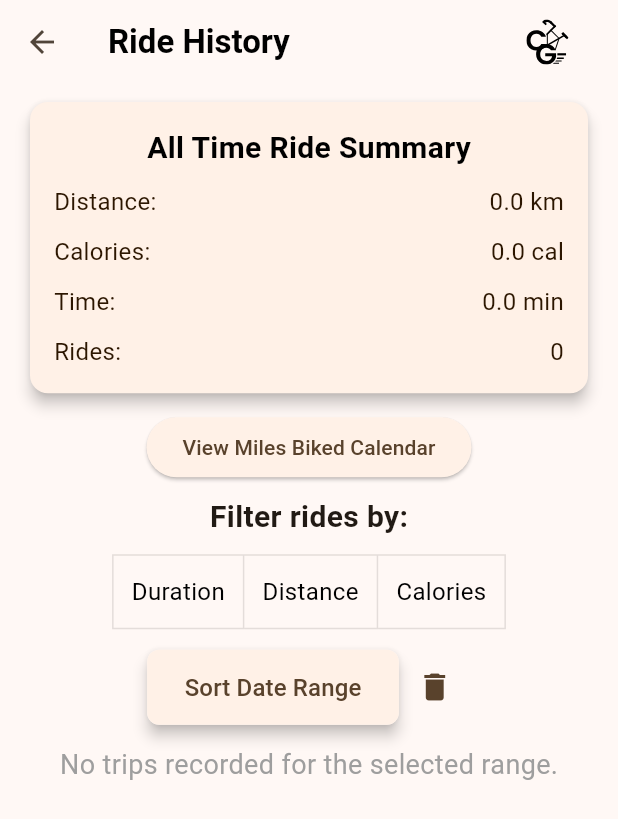
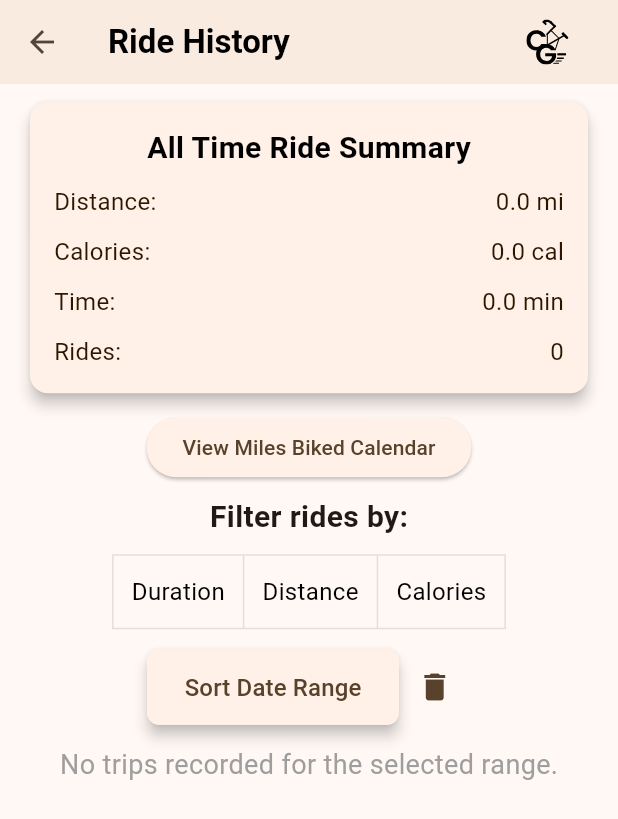
Before and after one commit to UCD-193AB-ws24/CycleGuardFrontend, a Flutter app: the MyHomePage screen opened directly, scrolled down 473 dp, after a tap on "Your Ride History", on a phone screen of 412 x 824 dp. Shown: the top 819 px of the screen. Run offline on Flutter 3.47's test engine with Material 3 defaults, Android fonts, the phone set to English and light mode, and no system bars; our stand-ins replace curved_navigation_bar, fl_chart, flutter_blue_plus, flutter_dotenv, flutter_markdown, flutter_svg and 12 more; missing offline and left inert: dart:ffi, draggable_scrollbar, flutter_polyline_points; accounts and stored records are empty; network calls fail.

Commit message:
Nav bar background color fixed. km to mi in some places.
I think this fixes the ride history scrolling causing crashes.

```diff
--- a/lib/main.dart
+++ b/lib/main.dart
@@ -310,7 +310,7 @@ class _MyHomePageState extends State<MyHomePage> {
   Color getNavBarBackgroundColor(BuildContext context) {
     return Theme.of(context).brightness == Brightness.dark
         ? Colors.black12
-        : Colors.white;
+        : Theme.of(context).colorScheme.surface;
   }
 
   @override
@@ -364,7 +364,7 @@ AppBar createAppBar(BuildContext context, String titleText) {
   return AppBar(
     iconTheme: IconThemeData(
         color: isDarkMode ? Colors.white70 : null
-      ),
+    ),
     title: Text(
       titleText,
       style: TextStyle(
@@ -372,7 +372,7 @@ AppBar createAppBar(BuildContext context, String titleText) {
         color: isDarkMode ? Colors.white70 : Colors.black,
       ),
     ),
-    backgroundColor: isDarkMode ? Colors.black12 : null,
+    backgroundColor: isDarkMode ? Theme.of(context).colorScheme.onSecondaryFixedVariant : Theme.of(context).colorScheme.surfaceContainer,
     actions: [
       Padding(
         padding: const EdgeInsets.only(right: 32.0),
--- a/lib/pages/history_page.dart
+++ b/lib/pages/history_page.dart
@@ -19,6 +19,12 @@ class _HistoryPageState extends State<HistoryPage> {
   DateTimeRange? _selectedDateRange;
 
   ScrollController _controller = ScrollController();
+
+  @override
+  void dispose() {
+    _controller.dispose();
+    super.dispose();
+  }
 
   @override
   void initState() {
@@ -180,7 +186,7 @@ class _HistoryPageState extends State<HistoryPage> {
                               style: TextStyle(fontSize: 16, color: isDarkMode ?colorScheme.surfaceContainerLow : colorScheme.onPrimaryFixed),
                             ),
                             Text(
-                              '${userStatsProvider.totalDistance} km',
+                              '${userStatsProvider.totalDistance} mi',
                               style: TextStyle(fontSize: 16, color: isDarkMode ? colorScheme.surfaceContainerLow : colorScheme.onPrimaryFixed),
                             ),
                           ],
@@ -371,7 +377,10 @@ class _HistoryPageState extends State<HistoryPage> {
           groupedTrips.isEmpty
             ? Center(child: Text('No trips recorded for the selected range.', style: TextStyle(fontSize: 18, color: Colors.grey)))
             : Expanded(
-              child: DraggableScrollbar.arrows (
+              child: ScrollConfiguration(
+                behavior: ScrollBehavior().copyWith(overscroll: false),
+                child: DraggableScrollbar.arrows(
+                  alwaysVisibleScrollThumb: true,
                   controller: _controller,
                   backgroundColor: isDarkMode ? colorScheme.surfaceContainerLow : colorScheme.onSecondaryFixedVariant,
                   child: ListView.builder(
@@ -452,7 +461,7 @@ class _HistoryPageState extends State<HistoryPage> {
                                               children: [
                                                 Icon(Icons.directions_bike, color: Colors.blueAccent, size: 18),
                                                 SizedBox(width: DimUtil.safeWidth(context)*1/80),
-                                              Text('${trip.distance} km', style: TextStyle(fontSize: 16, color : isDarkMode ? Colors.grey[300] : colorScheme.onPrimaryFixed)),
+                                                Text('${trip.distance} mi', style: TextStyle(fontSize: 16, color : isDarkMode ? Colors.grey[300] : colorScheme.onPrimaryFixed)),
                                               ],
                                             ),
                                             Row(
@@ -484,6 +493,7 @@ class _HistoryPageState extends State<HistoryPage> {
                   ),
                 ),
               ),
+            ),
         ],
       ),
     );
--- a/lib/pages/home_page.dart
+++ b/lib/pages/home_page.dart
@@ -96,7 +96,7 @@ class _HomePageState extends State<HomePage> {
             ),
           ],
         ),
-        backgroundColor: isDarkMode ? Colors.black12 : null,
+        backgroundColor: isDarkMode ? Theme.of(context).colorScheme.onSecondaryFixedVariant : Theme.of(context).colorScheme.surfaceContainer,
         actions: [
           Padding(
             padding: const EdgeInsets.only(right: 32.0),
```
Lines whose indentation alone changed are shown as unchanged.
